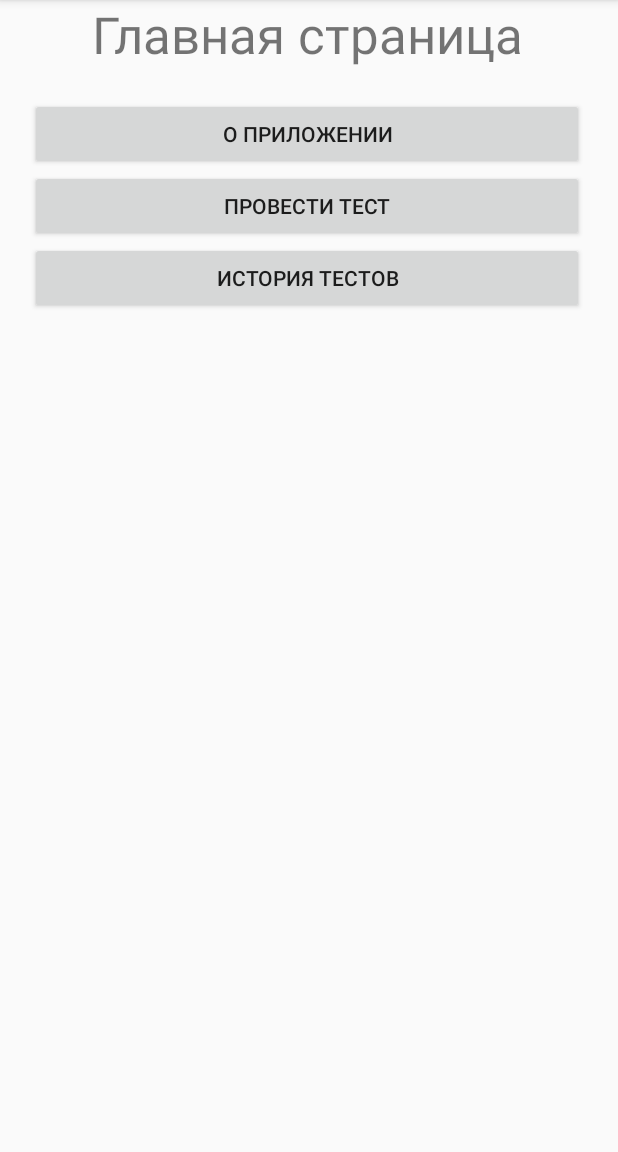
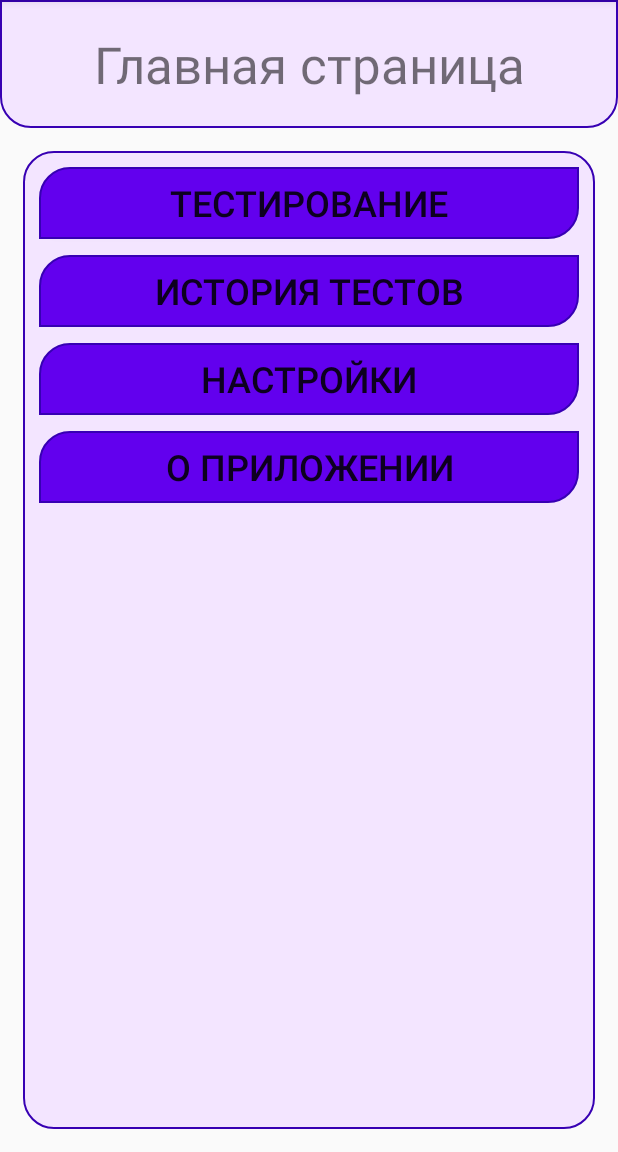
Before and after one commit to RealHotPepe/diplom, an Android app: the screen it shows after launch (MainActivity), on a phone screen of 412 x 824 dp, the part 84-1236 px from its top. Run offline under Robolectric (Android 15) with nearby library versions, the phone set to English and light mode, and no system bars.

Commit message:
<dev> add first version of design: colors and shapes for textViev and buttons

```diff
--- /dev/null
+++ b/app/src/main/res/drawable/rounded_body.xml
@@ -0,0 +1,19 @@
+<?xml version="1.0" encoding="utf-8"?>
+<shape xmlns:android="http://schemas.android.com/apk/res/android"
+    android:shape="rectangle">
+
+    <!-- Закругляем только левый верхний и правый верхний углы -->
+    <corners
+        android:topLeftRadius="20dp"
+        android:topRightRadius="20dp"
+        android:bottomLeftRadius="20dp"
+        android:bottomRightRadius="20dp"/>
+
+    <!-- Цвет фона кнопки -->
+    <solid android:color="@color/FF"/>
+
+    <!-- Обводка (опционально) -->
+    <stroke
+        android:width="1dp"
+        android:color="#3700B3"/>
+</shape>
--- /dev/null
+++ b/app/src/main/res/drawable/rounded_head.xml
@@ -0,0 +1,19 @@
+<?xml version="1.0" encoding="utf-8"?>
+<shape xmlns:android="http://schemas.android.com/apk/res/android"
+    android:shape="rectangle">
+
+    <!-- Закругляем только левый верхний и правый верхний углы -->
+    <corners
+        android:topLeftRadius="0dp"
+        android:topRightRadius="0dp"
+        android:bottomLeftRadius="20dp"
+        android:bottomRightRadius="20dp"/>
+
+    <!-- Цвет фона кнопки -->
+    <solid android:color="@color/FF"/>
+
+    <!-- Обводка (опционально) -->
+    <stroke
+        android:width="1dp"
+        android:color="#3700B3"/>
+</shape>
--- /dev/null
+++ b/app/src/main/res/drawable/rounded_two_corners.xml
@@ -0,0 +1,19 @@
+<?xml version="1.0" encoding="utf-8"?>
+<shape xmlns:android="http://schemas.android.com/apk/res/android"
+    android:shape="rectangle">
+
+    <!-- Закругляем только левый верхний и правый верхний углы -->
+    <corners
+        android:topLeftRadius="20dp"
+        android:topRightRadius="0dp"
+        android:bottomLeftRadius="0dp"
+        android:bottomRightRadius="20dp"/>
+
+    <!-- Цвет фона кнопки -->
+    <solid android:color="@color/EE"/>
+
+    <!-- Обводка (опционально) -->
+    <stroke
+        android:width="1dp"
+        android:color="#3700B3"/>
+</shape>
--- a/app/src/main/res/layout/activity_main.xml
+++ b/app/src/main/res/layout/activity_main.xml
@@ -7,11 +7,9 @@
     tools:context=".MainActivity">
 
     <LinearLayout
-        android:layout_width="409dp"
-        android:layout_height="729dp"
-        android:orientation="vertical"
-        tools:layout_editor_absoluteX="1dp"
-        tools:layout_editor_absoluteY="1dp">
+        android:layout_width="match_parent"
+        android:layout_height="match_parent"
+        android:orientation="vertical">
 
         <TextView
             android:id="@+id/textView"
@@ -19,31 +17,53 @@
             android:layout_height="wrap_content"
             android:text="Главная страница"
             android:textAlignment="center"
-            android:textSize="34sp" />
+            android:background="@drawable/rounded_head"
+            android:padding="20dp"
+            android:textSize="34dp" />
 
         <LinearLayout
             android:layout_width="match_parent"
             android:layout_height="match_parent"
-            android:layout_margin="20sp"
+            android:layout_margin="15dp"
+            android:padding="5dp"
+            android:background="@drawable/rounded_body"
             android:orientation="vertical">
+
+            <Button
+                android:id="@+id/testing"
+                android:layout_width="match_parent"
+                android:layout_height="wrap_content"
+                android:layout_margin="5dp"
+                android:textSize="24dp"
+                android:background="@drawable/rounded_two_corners"
+                android:text="Тестирование" />
+
+            <Button
+                android:id="@+id/history"
+                android:layout_width="match_parent"
+                android:layout_height="wrap_content"
+                android:layout_margin="5dp"
+                android:textSize="24dp"
+                android:background="@drawable/rounded_two_corners"
+                android:text="История тестов" />
+
+            <Button
+                android:id="@+id/settings"
+                android:layout_width="match_parent"
+                android:layout_height="wrap_content"
+                android:layout_margin="5dp"
+                android:textSize="24dp"
+                android:background="@drawable/rounded_two_corners"
+                android:text="Настройки" />
 
             <Button
                 android:id="@+id/about"
                 android:layout_width="match_parent"
                 android:layout_height="wrap_content"
-                android:text="О приложении" />
-
-            <Button
-                android:id="@+id/testing"
-                android:layout_width="match_parent"
-                android:layout_height="wrap_content"
-                android:text="Провести тест" />
-
-            <Button
-                android:id="@+id/history"
-                android:layout_width="match_parent"
-                android:layout_height="wrap_content"
-                android:text="История тестов" />
+                android:layout_margin="5dp"
+                android:background="@drawable/rounded_two_corners"
+                android:text="О приложении"
+                android:textSize="24dp" />
         </LinearLayout>
     </LinearLayout>
 </androidx.constraintlayout.widget.ConstraintLayout>
--- a/app/src/main/res/values/colors.xml
+++ b/app/src/main/res/values/colors.xml
@@ -2,4 +2,6 @@
 <resources>
     <color name="black">#FF000000</color>
     <color name="white">#FFFFFFFF</color>
+    <color name="EE">#6200EE</color>
+    <color name="FF">#F3E5FF</color>
 </resources>
```
